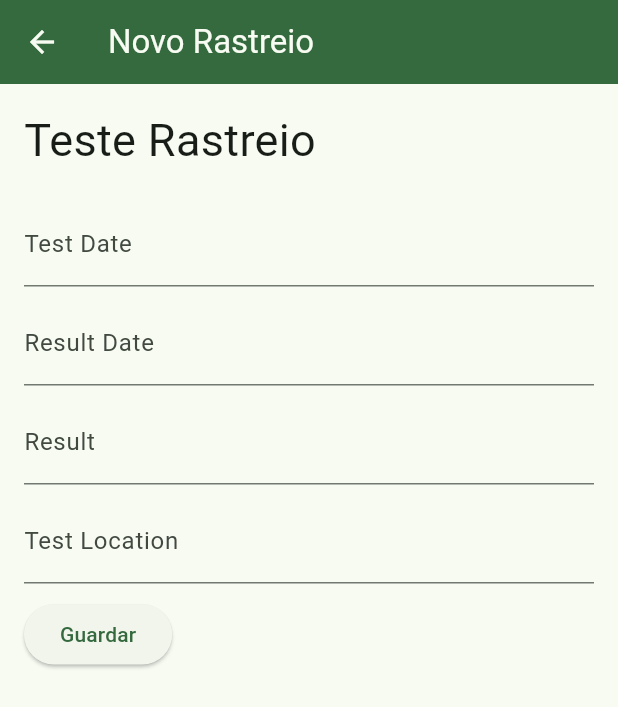
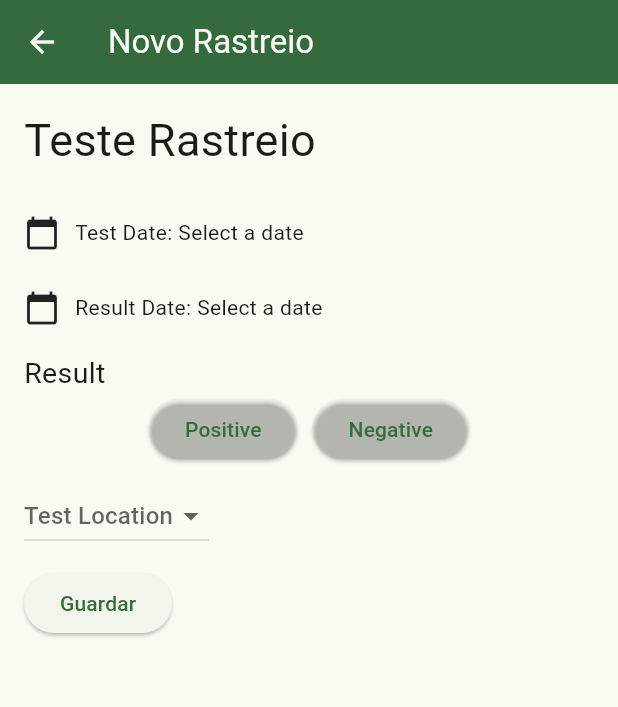
Before and after one commit to sofia-caldas-a22102612/tfc_flutter, a Flutter app: the NovoRastreio screen opened directly, on a phone screen of 412 x 824 dp. Shown: the top 707 px of the screen. Run offline on Flutter 3.47's test engine with Material 3 defaults, Android fonts, the phone set to English and light mode, and no system bars; our stand-ins replace flutter_dotenv; accounts and stored records are empty.

Commit message:
Merge remote-tracking branch 'origin/bySofiaLatest' into bySofiaLatest
# Conflicts:
#	lib/model/patient.dart
#	lib/model/test.dart
#	lib/model/treatment.dart
#	lib/pages/TratamentosParaHoje.dart
#	lib/patientPages/states/Tratamento/Historico/historicoTestes.dart
#	lib/patientPages/states/diagnosticsState/paginaEditarDiagnostico.dart
#	lib/patientPages/states/rastreio/novoRastreio.dart
#	lib/repository/appatite_repository.dart
#	lib/repository/fake_appatite_repository.dart
#	lib/repository/zeus_repository.dart

```diff
--- a/lib/patientPages/states/NED/paginaNED.dart
+++ b/lib/patientPages/states/NED/paginaNED.dart
@@ -37,7 +37,7 @@ class PaginaNED extends StatelessWidget {
               Navigator.push(
                 context,
                 MaterialPageRoute(
-                  builder: (context) => MainPage(), // change PatientState
+                  builder: (context) => NovoRastreio(), // change PatientState
                 ),
               );
             },
--- /dev/null
+++ b/lib/patientPages/states/Tratamento/model/session.dart
@@ -0,0 +1 @@
+// TODO Implement this library.
--- a/lib/patientPages/states/rastreio/novoRastreio.dart
+++ b/lib/patientPages/states/rastreio/novoRastreio.dart
@@ -2,38 +2,46 @@ import 'package:flutter/material.dart';
 import 'package:provider/provider.dart';
 import 'package:tfc_flutter/model/patient.dart';
 import 'package:tfc_flutter/model/session.dart';
-import 'package:tfc_flutter/model/test.dart' as TestModel; // Import the Test class with a prefix
-import 'package:tfc_flutter/model/TreatmentModel/treatment.dart' as TreatmentModel;
+import 'package:tfc_flutter/model/test.dart' as TestModel;
 import 'package:tfc_flutter/patientPages/states/DiagnosticsState/paginaEditarDiagnostico.dart';
 import 'package:tfc_flutter/repository/appatite_repository.dart';
 
 import '../../../model/user.dart';
 
 class NovoRastreio extends StatefulWidget {
-  const NovoRastreio({super.key});
+  const NovoRastreio({Key? key}) : super(key: key);
 
   @override
   _NovoRastreioState createState() => _NovoRastreioState();
 }
 
 class _NovoRastreioState extends State<NovoRastreio> {
-
   bool? diagnosis;
   DateTime? testDate;
   DateTime? resultDate;
   bool? result;
-  int? testLocation;
+  int? testLocation; // Change type to int
+  final List<int> testLocationOptions = [1, 2]; // Define options
+  Color positiveButtonColor = Colors.transparent; // Initial color of positive button
+  Color negativeButtonColor = Colors.transparent; // Initial color of negative button
 
-  // Method to create a new Rastreio object
-  TestModel.Test createRastreio(Patient patient) {
-    return TestModel.Test(
-      diagnosis: diagnosis,
-      testDate: testDate,
-      resultDate: resultDate,
-      result: result,
-      testLocation: testLocation,
-      patient: patient, // Assign the patient to the created Rastreio
+  Future<void> _selectDate(BuildContext context, bool isTestDate) async {
+    final pickedDate = await showDatePicker(
+      context: context,
+      initialDate: DateTime.now(),
+      firstDate: DateTime(2000),
+      lastDate: DateTime.now(),
     );
+    if (pickedDate != null) {
+      setState(() {
+        if (isTestDate) {
+          testDate = pickedDate;
+          diagnosis = false;
+        } else {
+          resultDate = pickedDate;
+        }
+      });
+    }
   }
 
   @override
@@ -49,7 +57,6 @@ class _NovoRastreioState extends State<NovoRastreio> {
       body: SingleChildScrollView(
         child: Padding(
           padding: const EdgeInsets.all(16.0),
-          child: Form(
           child: Column(
             crossAxisAlignment: CrossAxisAlignment.start,
             children: [
@@ -58,61 +65,99 @@ class _NovoRastreioState extends State<NovoRastreio> {
                 style: TextStyle(fontSize: 30),
               ),
               SizedBox(height: 20),
-                TextFormField(
-                  decoration: InputDecoration(labelText: 'Test Date'),
-                  keyboardType: TextInputType.datetime,
-                  onChanged: (value) {
+              GestureDetector(
+                onTap: () => _selectDate(context, true),
+                child: Padding(
+                  padding: const EdgeInsets.symmetric(vertical: 8.0),
+                  child: Row(
+                    children: [
+                      Icon(Icons.calendar_today),
+                      SizedBox(width: 10),
+                      Text(
+                        'Test Date: ${testDate != null ? testDate!.toString().split(' ')[0] : "Select a date"}',
+                      ),
+                    ],
+                  ),
+                ),
+              ),
+              SizedBox(height: 10),
+              GestureDetector(
+                onTap: () => _selectDate(context, false),
+                child: Padding(
+                  padding: const EdgeInsets.symmetric(vertical: 8.0),
+                  child: Row(
+                    children: [
+                      Icon(Icons.calendar_today),
+                      SizedBox(width: 10),
+                      Text(
+                        'Result Date: ${resultDate != null ? resultDate!.toString().split(' ')[0] : "Select a date"}',
+                      ),
+                    ],
+                  ),
+                ),
+              ),
+              SizedBox(height: 10),
+              Text(
+                'Result',
+                style: TextStyle(fontSize: 19),
+              ),
+              Row(
+                mainAxisAlignment: MainAxisAlignment.center,
+                children: [
+                  ElevatedButton(
+                    onPressed: () {
                       setState(() {
-                      testDate = DateTime.tryParse(value);
-                      diagnosis = false;
+                        result = true;
+                        positiveButtonColor = Colors.green; // Change color to green when selected
+                        negativeButtonColor = Colors.transparent; // Reset color of negative button
                       });
                     },
+                    child: Text('Positive'),
+                    style: ElevatedButton.styleFrom(
+                      backgroundColor: positiveButtonColor, // Apply color based on state
+                    ),
+                  ),
+                  SizedBox(width: 10),
+                  ElevatedButton(
+                    onPressed: () {
+                      setState(() {
+                        result = false;
+                        negativeButtonColor = Colors.red; // Change color to red when selected
+                        positiveButtonColor = Colors.transparent; // Reset color of positive button
+                      });
+                    },
+                    child: Text('Negative'),
+                    style: ElevatedButton.styleFrom(
+                      backgroundColor: negativeButtonColor, // Apply color based on state
+                    ),
+                  ),
+                ],
               ),
               SizedBox(height: 10),
-                TextFormField(
-                  decoration: InputDecoration(labelText: 'Result Date'),
-                  keyboardType: TextInputType.datetime,
-                  onChanged: (value) {
+              DropdownButton<int>(
+                value: testLocation,
+                hint: Text('Test Location'),
+                onChanged: (int? newValue) {
                   setState(() {
-                      resultDate = DateTime.tryParse(value);
+                    testLocation = newValue;
                   });
                 },
-                ),
-                SizedBox(height: 10),
-                TextFormField(
-                  decoration: InputDecoration(labelText: 'Result'),
-                  onChanged: (value) {
-                    setState(() {
-                      result = value.isNotEmpty ? value == 'true' : null;
-                    });
-                  },
-                ),
-                SizedBox(height: 10),
-                TextFormField(
-                  decoration: InputDecoration(labelText: 'Test Location'),
-                  keyboardType: TextInputType.number,
-                  onChanged: (value) {
-                    setState(() {
-                      testLocation = int.tryParse(value);
-                    });
-                  },
+                items: testLocationOptions.map<DropdownMenuItem<int>>((int value) {
+                  return DropdownMenuItem<int>(
+                    value: value,
+                    child: Text('Option $value'),
+                  );
+                }).toList(),
               ),
               SizedBox(height: 10),
               ElevatedButton(
                 onPressed: () {
                   if (diagnosis == true) {
-                      // Create a new Rastreio object
                     TestModel.Test newRastreio = createRastreio(patient!);
-                      // Add the new Rastreio to the patient
-                      patient!.addRastreio(newRastreio); //todo remove this
-                      patient!.addTest(newRastreio);
-
-                      //todo usar API
+                    patient.addRastreio(newRastreio);
+                    patient.addTest(newRastreio);
                     appatiteRepo.insertNewTest(user!, newRastreio);
-                      // Change the patient state to POSITIVE_SCREENING_DIAGNOSIS
-                      patient.updatePatientState(PatientStatus.POSITIVE_SCREENING_DIAGNOSIS);//todo usar API
-
-                      // Navigate to the edit diagnosis page
+                    patient.updatePatientState(PatientStatus.POSITIVE_SCREENING_DIAGNOSIS);
                     Navigator.push(
                       context,
                       MaterialPageRoute(
@@ -120,10 +165,8 @@ class _NovoRastreioState extends State<NovoRastreio> {
                       ),
                     );
                   } else {
-                      // If the diagnosis is negative, navigate back to the previous page
                     Navigator.pop(context);
                   }
-
                 },
                 child: Text('Guardar'),
               ),
@@ -131,7 +174,17 @@ class _NovoRastreioState extends State<NovoRastreio> {
           ),
         ),
       ),
-      ),
+    );
+  }
+
+  TestModel.Test createRastreio(Patient patient) {
+    return TestModel.Test(
+      diagnosis: diagnosis,
+      testDate: testDate,
+      resultDate: resultDate,
+      result: result,
+      testLocation: testLocation,
+      patient: patient,
     );
   }
 }
```
Also changed, not shown: lib/patientPages/states/Historico/historicoMain.dart (+16 -28 lines). Lines whose indentation alone changed are shown as unchanged.
